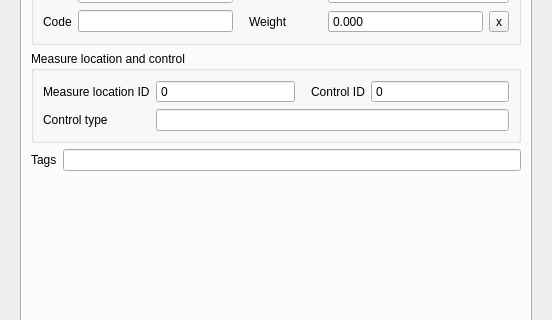
First picture: the form in threedi_schematisation_editor/forms/ui/measure_map.ui, repository nens/threedi-schematisation-editor, before the edit; both pictures show x 0 to 552 and y 103 to 423 of the 552 by 557 pixel window.
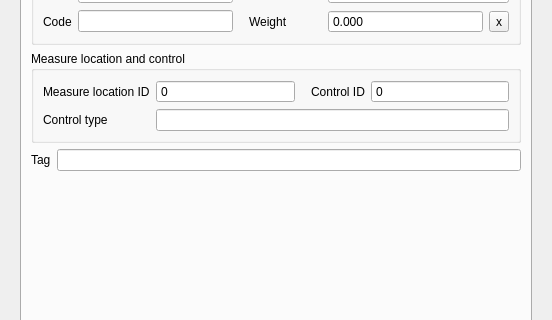
Second picture: the form after the edit.

Diff of the .ui file:
```diff
--- a/threedi_schematisation_editor/forms/ui/measure_map.ui
+++ b/threedi_schematisation_editor/forms/ui/measure_map.ui
@@ -56,7 +56,7 @@
              <item>
               <widget class="QLabel" name="label_42">
                <property name="text">
-                <string>Tags</string>
+                <string>Tag</string>
                </property>
               </widget>
              </item>
```
